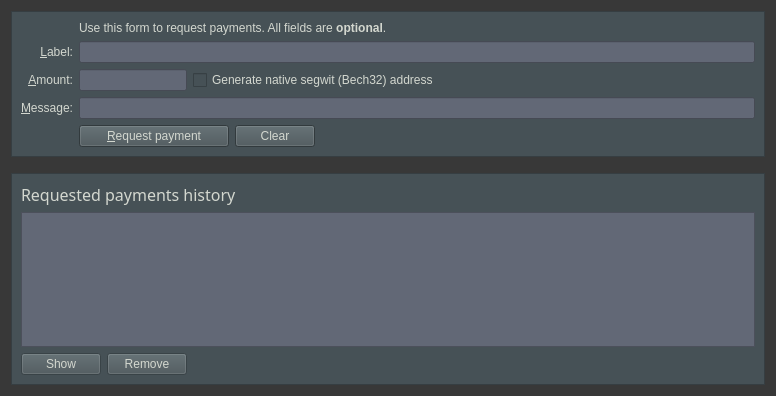
xCryptoCash/veles, file src/qt/forms/receivecoinsdialog.ui: the form before one commit.
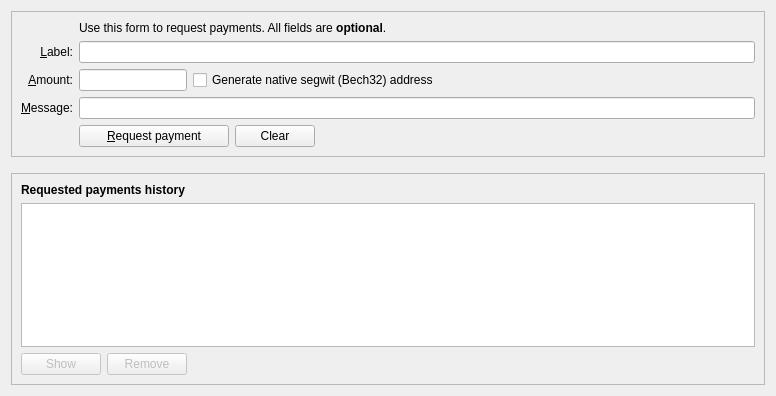
The form after the commit. Icons and pictures are not drawn. Custom widgets are drawn as their Qt base class.

What changed in the file:
```diff
--- a/src/qt/forms/receivecoinsdialog.ui
+++ b/src/qt/forms/receivecoinsdialog.ui
@@ -10,11 +10,6 @@
     <height>396</height>
    </rect>
   </property>
-  <property name="styleSheet">
-   <string notr="true">background-color:rgb(56, 56, 56);;
-color:rgb(211, 215, 207);
-font: 75 12pt &quot;Uroob&quot;;</string>
-  </property>
   <layout class="QVBoxLayout" name="verticalLayout" stretch="0,0,1">
    <item>
     <widget class="QFrame" name="frame2">
@@ -24,11 +19,6 @@
        <verstretch>0</verstretch>
       </sizepolicy>
      </property>
-     <property name="styleSheet">
-      <string notr="true">background-color:rgb(70, 81, 86);
-color:rgb(211, 215, 207);
-font: 75 12pt &quot;Uroob&quot;;</string>
-     </property>
      <property name="frameShape">
       <enum>QFrame::StyledPanel</enum>
      </property>
@@ -75,11 +65,6 @@
           <property name="toolTip">
            <string>An optional label to associate with the new receiving address.</string>
           </property>
-          <property name="styleSheet">
-           <string notr="true">background-color:rgb(98, 104, 118);
-color:rgb(211, 215, 207);
-font: 75 12pt &quot;Uroob&quot;;</string>
-          </property>
          </widget>
         </item>
         <item row="2" column="2">
@@ -110,11 +95,6 @@
           <property name="toolTip">
            <string>An optional message to attach to the payment request, which will be displayed when the request is opened. Note: The message will not be sent with the payment over the Veles network.</string>
           </property>
-          <property name="styleSheet">
-           <string notr="true">background-color:rgb(98, 104, 118);
-color:rgb(211, 215, 207);
-font: 75 12pt &quot;Uroob&quot;;</string>
-          </property>
          </widget>
         </item>
         <item row="7" column="2">
@@ -206,11 +186,6 @@
             <property name="toolTip">
              <string>An optional amount to request. Leave this empty or zero to not request a specific amount.</string>
             </property>
-            <property name="styleSheet">
-             <string notr="true">background-color:rgb(98, 104, 118);
-color:rgb(211, 215, 207);
-font: 75 12pt &quot;Uroob&quot;;</string>
-            </property>
            </widget>
           </item>
           <item>
@@ -279,11 +254,6 @@
        <verstretch>0</verstretch>
       </sizepolicy>
      </property>
-     <property name="styleSheet">
-      <string notr="true">background-color:rgb(70, 81, 86);
-color:rgb(211, 215, 207);
-font: 75 12pt &quot;Uroob&quot;;</string>
-     </property>
      <property name="frameShape">
       <enum>QFrame::StyledPanel</enum>
      </property>
@@ -295,11 +265,8 @@
        <widget class="QLabel" name="label_6">
         <property name="font">
          <font>
-          <family>Uroob</family>
-          <pointsize>12</pointsize>
-          <weight>9</weight>
-          <italic>false</italic>
-          <bold>false</bold>
+          <weight>75</weight>
+          <bold>true</bold>
          </font>
         </property>
         <property name="text">
@@ -312,11 +279,6 @@
         <property name="contextMenuPolicy">
          <enum>Qt::CustomContextMenu</enum>
         </property>
-        <property name="styleSheet">
-         <string notr="true">background-color:rgb(98, 104, 118);
-color:rgb(211, 215, 207);
-font: 75 12pt &quot;Uroob&quot;;</string>
-        </property>
         <property name="tabKeyNavigation">
          <bool>false</bool>
         </property>
```
